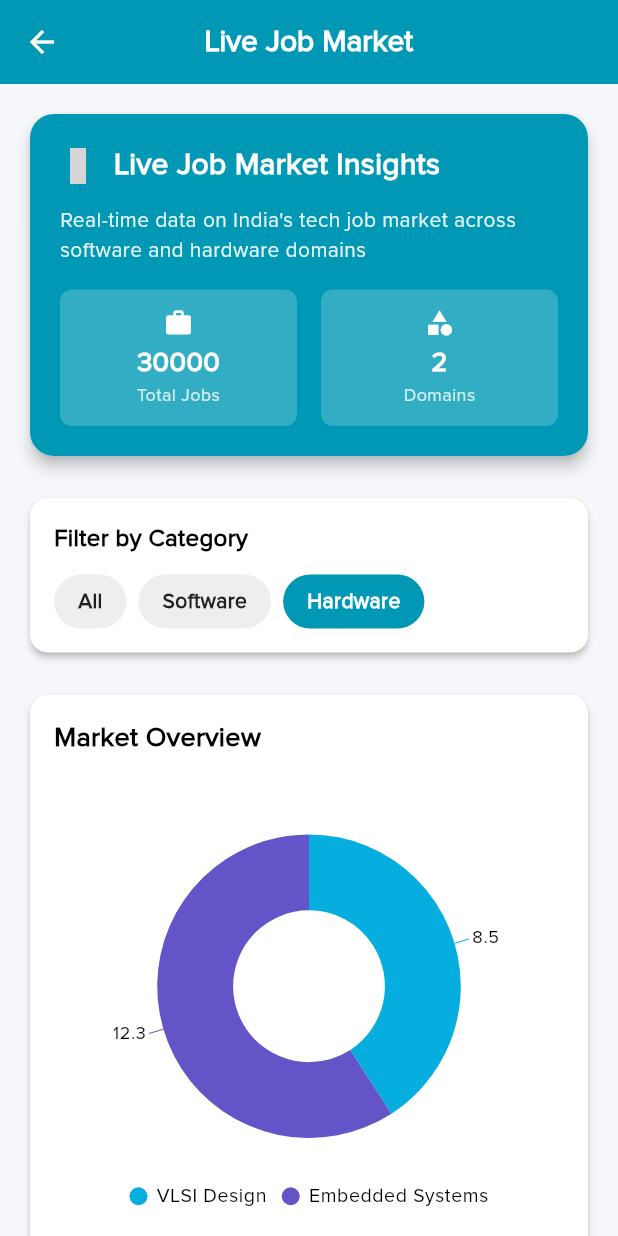
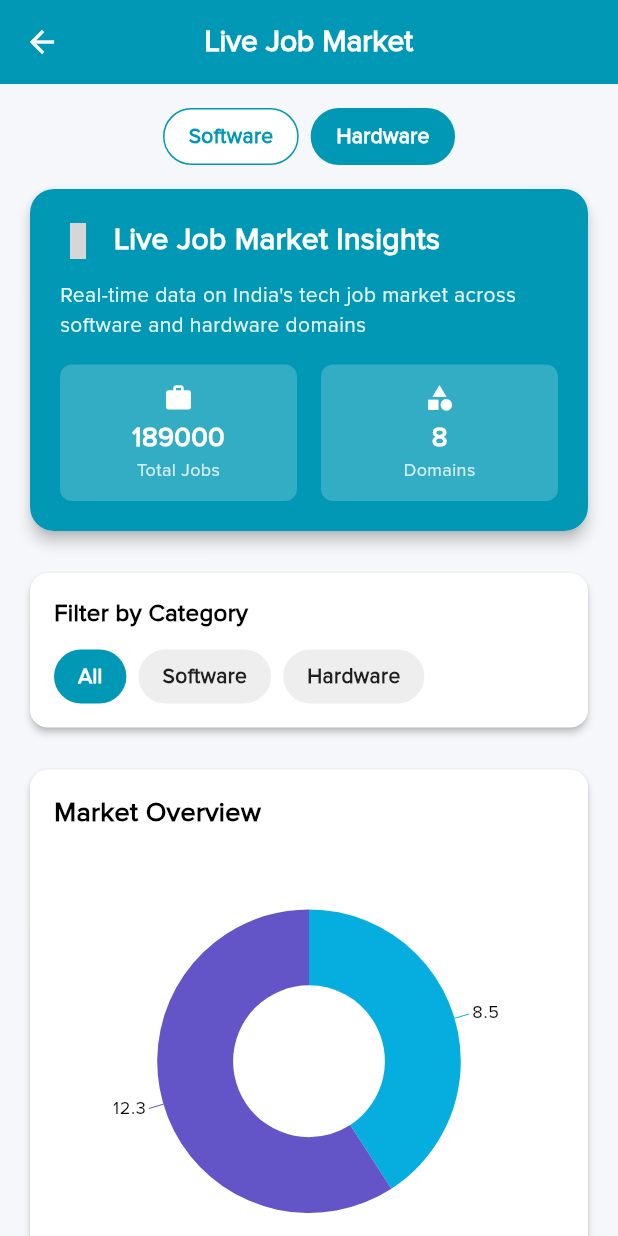
Before and after one commit to CodeByJc/ict-student-testing, a Flutter app: the LiveJobMarketScreen screen opened by its route, after a tap on "Hardware", on a phone screen of 412 x 824 dp. Run offline on Flutter 3.47's test engine with Material 3 defaults, Android fonts, the phone set to English and light mode, and no system bars; our stand-ins replace cached_network_image, connectivity_plus, file_picker, firebase_core, firebase_messaging, flutter_html and 7 more; missing offline and left inert: art_sweetalert, flutter_pdfview; accounts and stored records are empty; network calls fail; grey boxes are pictures that could not be loaded.

Commit message:
updated career guidence and job market feature by shivam

```diff
--- a/lib/Controllers/job_market_controller.dart
+++ b/lib/Controllers/job_market_controller.dart
@@ -12,6 +12,7 @@
   RxList<JobMarketInsight> insightsList = <JobMarketInsight>[].obs;
   RxBool isLoadingJobMarket = true.obs;
   RxString selectedCategory = 'All'.obs;
+  RxString selectedSuperDomain = 'Software'.obs; // 'Software' | 'Hardware'
 
   // Sample data for demonstration - in real app, this would come from API
   final List<JobMarketModel> _sampleJobMarketData = [
@@ -257,6 +258,145 @@
     }
   }
 
+  Future<void> fetchJobMarketFromGemini({required String apiKey}) async {
+    isLoadingJobMarket.value = true;
+    await internetController.checkConnection();
+    if (!internetController.isConnected.value) {
+      isLoadingJobMarket.value = false;
+      Utils().showInternetAlert(
+        context: Get.context!,
+        onConfirm: () => fetchJobMarketFromGemini(apiKey: apiKey),
+      );
+      return;
+    }
+
+    try {
+      final uri = Uri.parse(
+          'https://generativelanguage.googleapis.com/v1/models/gemini-1.5-flash:generateContent?key=$apiKey');
+
+      final prompt = {
+        'contents': [
+          {
+            'parts': [
+              {
+                'text':
+                    'Return STRICT JSON (no markdown, no code fences) describing India tech job market split into categories Software and Hardware. For each category provide a list of subdomains with fields: domain (string), category (\"Software\" or \"Hardware\"), market_share (number), growth_rate (number), total_jobs (int), average_salary (number, INR), description (short string), skills (array of 3-6 strings), future_outlook (short string), demand_level (1-5 int). Ensure top subdomains include cloud engineering, web development, mobile app development, data science, cybersecurity for Software; and VLSI, embedded systems, IoT hardware, PCB design for Hardware.'
+              }
+            ]
+          }
+        ],
+        'generationConfig': {
+          'temperature': 0.2,
+          'maxOutputTokens': 2048,
+        }
+      };
+
+      final response = await http.post(
+        uri,
+        headers: {
+          'Content-Type': 'application/json',
+        },
+        body: jsonEncode(prompt),
+      );
+
+      if (response.statusCode == 200) {
+        final data = jsonDecode(response.body) as Map<String, dynamic>;
+        final candidates = (data['candidates'] ?? []) as List<dynamic>;
+        if (candidates.isEmpty) {
+          jobMarketDataList.assignAll(_sampleJobMarketData);
+          insightsList.assignAll(_sampleInsights);
+          return;
+        }
+        final content = candidates.first['content'];
+        final parts = (content?['parts'] ?? []) as List<dynamic>;
+        final text = (parts.isNotEmpty ? parts.first['text'] : '') as String;
+
+        // Extract JSON from the text (in case model added extra text)
+        String jsonString = text.trim();
+        final firstBrace = jsonString.indexOf('{');
+        final firstBracket = jsonString.indexOf('[');
+        int start = -1;
+        if (firstBrace != -1 &&
+            (firstBrace < firstBracket || firstBracket == -1)) {
+          start = firstBrace;
+        } else if (firstBracket != -1) {
+          start = firstBracket;
+        }
+        if (start > 0) {
+          jsonString = jsonString.substring(start);
+        }
+        // Try parse as list or map
+        dynamic parsed;
+        try {
+          parsed = jsonDecode(jsonString);
+        } catch (_) {
+          // fallback to sample
+          jobMarketDataList.assignAll(_sampleJobMarketData);
+          insightsList.assignAll(_sampleInsights);
+          isLoadingJobMarket.value = false;
+          return;
+        }
+
+        List<dynamic> domainsRaw = [];
+        if (parsed is List) {
+          domainsRaw = parsed;
+        } else if (parsed is Map<String, dynamic>) {
+          final software = (parsed['Software'] ?? []) as List<dynamic>;
+          final hardware = (parsed['Hardware'] ?? []) as List<dynamic>;
+          domainsRaw = [...software, ...hardware];
+        }
+
+        final parsedDomains = domainsRaw
+            .map((e) {
+              try {
+                return JobMarketModel.fromJson(e as Map<String, dynamic>);
+              } catch (_) {
+                return null;
+              }
+            })
+            .whereType<JobMarketModel>()
+            .toList();
+
+        if (parsedDomains.isNotEmpty) {
+          jobMarketDataList.assignAll(parsedDomains);
+          // derive simple insights
+          insightsList.assignAll([
+            JobMarketInsight(
+              title: 'Top growth domains',
+              description: getTopGrowingDomains()
+                  .take(3)
+                  .map((e) => e.domain)
+                  .join(', '),
+              type: 'trend',
+              confidence: 0.85,
+            ),
+            JobMarketInsight(
+              title: 'Highest paying domains',
+              description: getHighestPayingDomains()
+                  .take(3)
+                  .map((e) => e.domain)
+                  .join(', '),
+              type: 'opportunity',
+              confidence: 0.8,
+            ),
+          ]);
+        } else {
+          jobMarketDataList.assignAll(_sampleJobMarketData);
+          insightsList.assignAll(_sampleInsights);
+        }
+      } else {
+        jobMarketDataList.assignAll(_sampleJobMarketData);
+        insightsList.assignAll(_sampleInsights);
+      }
+    } catch (e) {
+      print('Error fetching job market data (Gemini): $e');
+      jobMarketDataList.assignAll(_sampleJobMarketData);
+      insightsList.assignAll(_sampleInsights);
+    } finally {
+      isLoadingJobMarket.value = false;
+    }
+  }
+
   void filterByCategory(String category) {
     selectedCategory.value = category;
     if (category == 'All') {
--- a/lib/Screens/JobMarket/live_job_market_screen.dart
+++ b/lib/Screens/JobMarket/live_job_market_screen.dart
@@ -16,19 +16,50 @@
 
 class _LiveJobMarketScreenState extends State<LiveJobMarketScreen> {
   final JobMarketController controller = Get.find<JobMarketController>();
-  static const String _jobMarketApiKey =
-      "ak_40wwiabbaod23azznz64370wrdg6uq19bsld6vyq5gs114w";
-  // Replace with your live API endpoint if different
-  static const String _jobMarketApiUrl =
-      "https://market.ict-connect.example/api/job-market/live";
+  static const String _geminiApiKey = "AIzaSyDgmslsS8QSiemqfT9B-FHWpKUq_gGLjbQ";
 
   @override
   void initState() {
     super.initState();
     // Trigger initial load using inline API configuration
-    controller.fetchJobMarketData(
-      apiKey: _jobMarketApiKey,
-      apiUrl: _jobMarketApiUrl,
+    controller.fetchJobMarketFromGemini(apiKey: _geminiApiKey);
+  }
+
+  Widget _buildSuperDomainToggle() {
+    return Padding(
+      padding: const EdgeInsets.only(bottom: 12),
+      child: Obx(() => Row(
+            mainAxisAlignment: MainAxisAlignment.center,
+            children: [
+              _buildToggleButton('Software',
+                  controller.selectedSuperDomain.value == 'Software'),
+              const SizedBox(width: 8),
+              _buildToggleButton('Hardware',
+                  controller.selectedSuperDomain.value == 'Hardware'),
+            ],
+          )),
+    );
+  }
+
+  Widget _buildToggleButton(String label, bool isSelected) {
+    return GestureDetector(
+      onTap: () => controller.selectedSuperDomain.value = label,
+      child: Container(
+        padding: const EdgeInsets.symmetric(horizontal: 16, vertical: 8),
+        decoration: BoxDecoration(
+          color: isSelected ? muColor : Colors.white,
+          borderRadius: BorderRadius.circular(20),
+          border: Border.all(color: muColor),
+        ),
+        child: Text(
+          label,
+          style: TextStyle(
+            color: isSelected ? Colors.white : muColor,
+            fontWeight: FontWeight.w700,
+            fontFamily: "mu_reg",
+          ),
+        ),
+      ),
     );
   }
 
@@ -62,6 +93,7 @@
           child: Column(
             crossAxisAlignment: CrossAxisAlignment.start,
             children: [
+              _buildSuperDomainToggle(),
               _buildHeaderCard(),
               const SizedBox(height: 20),
               _buildCategoryFilter(),
@@ -253,13 +285,17 @@
               ),
             ),
             const SizedBox(height: 16),
-            Obx(() => SfCircularChart(
+            Obx(() {
+              final filtered = controller.jobMarketDataList
+                  .where(
+                      (e) => e.category == controller.selectedSuperDomain.value)
+                  .toList();
+              return SfCircularChart(
                 series: <CircularSeries>[
                   DoughnutSeries<JobMarketModel, String>(
-                      dataSource: controller.jobMarketDataList,
-                      xValueMapper: (JobMarketModel data, _) => data.domain,
-                      yValueMapper: (JobMarketModel data, _) =>
-                          data.marketShare,
+                    dataSource: filtered,
+                    xValueMapper: (JobMarketModel data, _) => data.domain!,
+                    yValueMapper: (JobMarketModel data, _) => data.marketShare,
                     dataLabelSettings: const DataLabelSettings(
                       isVisible: true,
                       labelPosition: ChartDataLabelPosition.outside,
@@ -272,7 +308,8 @@
                   position: LegendPosition.bottom,
                   overflowMode: LegendItemOverflowMode.wrap,
                 ),
-                )),
+              );
+            }),
           ],
         ),
       ),
@@ -297,7 +334,12 @@
               ),
             ),
             const SizedBox(height: 16),
-            Obx(() => SizedBox(
+            Obx(() {
+              final filtered = controller.jobMarketDataList
+                  .where(
+                      (e) => e.category == controller.selectedSuperDomain.value)
+                  .toList();
+              return SizedBox(
                 height: 300,
                 child: SfCartesianChart(
                   primaryXAxis: const CategoryAxis(),
@@ -306,17 +348,17 @@
                   ),
                   series: <CartesianSeries>[
                     ColumnSeries<JobMarketModel, String>(
-                        dataSource: controller.jobMarketDataList,
-                        xValueMapper: (JobMarketModel data, _) => data.domain,
-                        yValueMapper: (JobMarketModel data, _) =>
-                            data.growthRate,
+                      dataSource: filtered,
+                      xValueMapper: (JobMarketModel data, _) => data.domain!,
+                      yValueMapper: (JobMarketModel data, _) => data.growthRate,
                       color: muColor,
                       dataLabelSettings:
                           const DataLabelSettings(isVisible: true),
                     ),
                   ],
                 ),
-                )),
+              );
+            }),
           ],
         ),
       ),
@@ -341,7 +383,12 @@
               ),
             ),
             const SizedBox(height: 16),
-            Obx(() => SizedBox(
+            Obx(() {
+              final filtered = controller.jobMarketDataList
+                  .where(
+                      (e) => e.category == controller.selectedSuperDomain.value)
+                  .toList();
+              return SizedBox(
                 height: 300,
                 child: SfCartesianChart(
                   primaryXAxis: const CategoryAxis(),
@@ -351,8 +398,8 @@
                   ),
                   series: <CartesianSeries>[
                     BarSeries<JobMarketModel, String>(
-                        dataSource: controller.jobMarketDataList,
-                        xValueMapper: (JobMarketModel data, _) => data.domain,
+                      dataSource: filtered,
+                      xValueMapper: (JobMarketModel data, _) => data.domain!,
                       yValueMapper: (JobMarketModel data, _) =>
                           data.averageSalary,
                       color: const Color(0xFF4CAF50),
@@ -361,7 +408,8 @@
                     ),
                   ],
                 ),
-                )),
+              );
+            }),
           ],
         ),
       ),
@@ -386,15 +434,21 @@
               ),
             ),
             const SizedBox(height: 16),
-            Obx(() => ListView.builder(
+            Obx(() {
+              final filtered = controller.jobMarketDataList
+                  .where(
+                      (e) => e.category == controller.selectedSuperDomain.value)
+                  .toList();
+              return ListView.builder(
                 shrinkWrap: true,
                 physics: const NeverScrollableScrollPhysics(),
-                  itemCount: controller.jobMarketDataList.length,
+                itemCount: filtered.length,
                 itemBuilder: (context, index) {
-                    final job = controller.jobMarketDataList[index];
+                  final job = filtered[index];
                   return _buildJobDomainCard(job);
                 },
-                )),
+              );
+            }),
           ],
         ),
       ),
```
Lines whose indentation alone changed are shown as unchanged.
